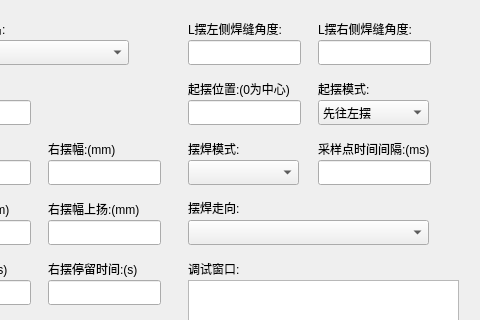
Above: keywavedlg.ui from qubo188612/qtwelding before the change; both pictures show x 102 to 582 and y 0 to 320 of the 582 by 480 pixel window. Below: the same form after it.
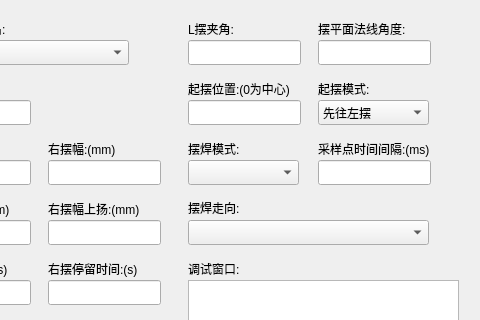
That is the form after the change.

What changed in the file:
```diff
--- a/keywavedlg.ui
+++ b/keywavedlg.ui
@@ -297,7 +297,7 @@
     </rect>
    </property>
    <property name="text">
-    <string>L摆左侧焊缝角度:</string>
+    <string>L摆夹角:</string>
    </property>
   </widget>
   <widget class="QLabel" name="label_11">
@@ -310,7 +310,7 @@
     </rect>
    </property>
    <property name="text">
-    <string>L摆右侧焊缝角度:</string>
+    <string>摆平面法线角度:</string>
    </property>
   </widget>
   <widget class="QLineEdit" name="waveanglex">
```
